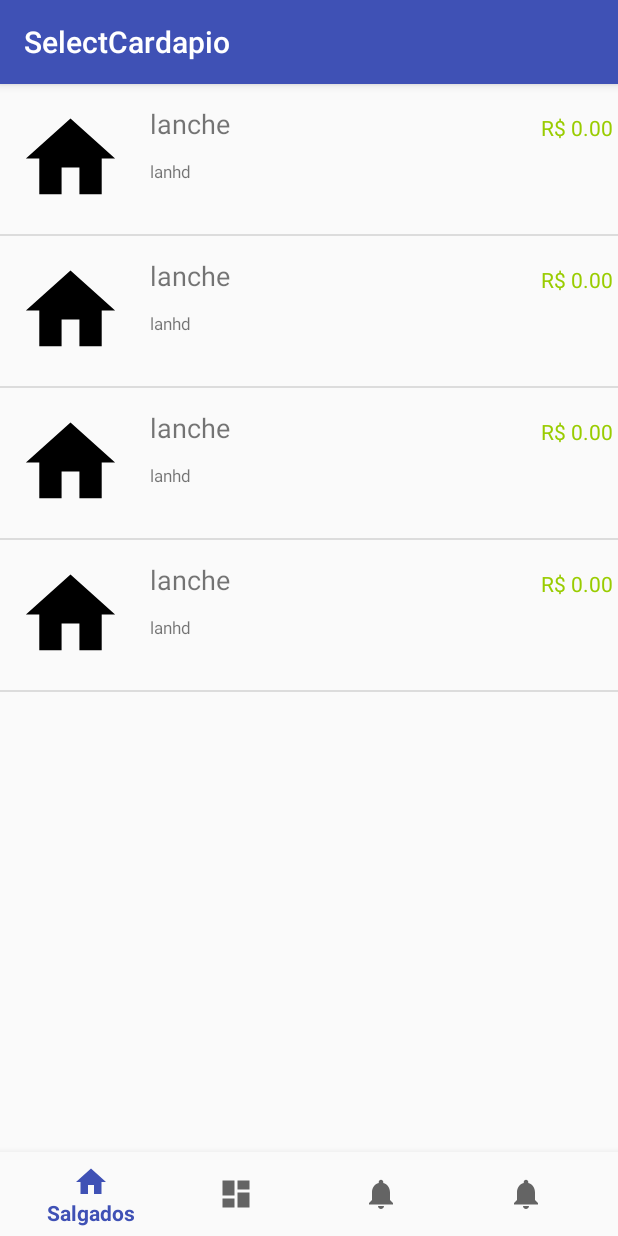
After one commit to rebecabmfonseca/projeto-devmod-fasfood, an Android app: the SelectCardapio screen opened directly, with no data from a screen before it, on a phone screen of 412 x 824 dp. The commit adds this screen. Run offline under Robolectric (Android 15) with nearby library versions, the phone set to English and light mode, and no system bars.

Commit message:
AddFirstHamburguerSelect

```diff
--- a/app/build.gradle
+++ b/app/build.gradle
@@ -9,6 +9,7 @@ android {
         versionCode 1
         versionName "1.0"
         testInstrumentationRunner "android.support.test.runner.AndroidJUnitRunner"
+        vectorDrawables.useSupportLibrary = true
     }
     buildTypes {
         release {
@@ -22,6 +23,9 @@ dependencies {
     implementation fileTree(dir: 'libs', include: ['*.jar'])
     implementation 'com.android.support:appcompat-v7:28.0.0-alpha3'
     implementation 'com.android.support.constraint:constraint-layout:1.1.2'
+    implementation 'com.android.support:support-v13:28.0.0-beta01'
+    implementation 'com.android.support:design:28.0.0-beta01'
+    implementation 'com.android.support:support-vector-drawable:28.0.0-beta01'
     testImplementation 'junit:junit:4.12'
     androidTestImplementation 'com.android.support.test:runner:1.0.2'
     androidTestImplementation 'com.android.support.test.espresso:espresso-core:3.0.2'
--- a/app/src/main/AndroidManifest.xml
+++ b/app/src/main/AndroidManifest.xml
@@ -18,7 +18,10 @@
         </activity>
         <activity android:name=".MesasActivity" />
         <activity android:name=".CardapioActivity" />
-        <activity android:name=".PedidoActivity"></activity>
+        <activity android:name=".PedidoActivity" />
+        <activity
+            android:name=".SelectCardapio"
+            android:label="@string/title_activity_select_cardapio"></activity>
     </application>
 
 </manifest>
--- /dev/null
+++ b/app/src/main/java/com/grupo2/devmob/projetodevmobgrupo2/SelectCardapio.java
@@ -0,0 +1,144 @@
+package com.grupo2.devmob.projetodevmobgrupo2;
+
+import android.content.Context;
+import android.graphics.Bitmap;
+import android.graphics.ColorSpace;
+import android.graphics.drawable.BitmapDrawable;
+import android.media.Image;
+import android.os.Bundle;
+import android.support.annotation.NonNull;
+import android.support.annotation.Nullable;
+import android.support.design.widget.BottomNavigationView;
+import android.support.v7.app.AppCompatActivity;
+import android.text.Html;
+import android.util.Log;
+import android.view.Gravity;
+import android.view.LayoutInflater;
+import android.view.MenuItem;
+import android.view.View;
+import android.view.ViewGroup;
+import android.widget.AdapterView;
+import android.widget.ArrayAdapter;
+import android.widget.ImageView;
+import android.widget.LinearLayout;
+import android.widget.ListAdapter;
+import android.widget.ListView;
+import android.widget.PopupWindow;
+import android.widget.RelativeLayout;
+import android.widget.TextView;
+
+import java.util.ArrayList;
+import java.util.List;
+
+public class SelectCardapio extends AppCompatActivity {
+
+    ListView list ;
+    private BottomNavigationView.OnNavigationItemSelectedListener mOnNavigationItemSelectedListener
+            = new BottomNavigationView.OnNavigationItemSelectedListener() {
+
+        @Override
+        public boolean onNavigationItemSelected(@NonNull MenuItem item) {
+            switch (item.getItemId()) {
+                case R.id.comanda:
+                    return true;
+                case R.id.Salgados:
+                    return true;
+                case R.id.doces:
+                    return true;
+                case R.id.bebidas:
+                    return true;
+            }
+            return false;
+        }
+    };
+
+
+    @Override
+    protected void onCreate(Bundle savedInstanceState) {
+        super.onCreate(savedInstanceState);
+        setContentView(R.layout.activity_select_cardapio);
+
+        BottomNavigationView navigation = (BottomNavigationView) findViewById(R.id.navigation);
+        navigation.setOnNavigationItemSelectedListener(mOnNavigationItemSelectedListener);
+
+        LayoutInflater inflater = (LayoutInflater) this
+                .getSystemService(Context.LAYOUT_INFLATER_SERVICE);
+        list= findViewById(R.id.mylist);
+        ArrayList<Lanche>lanches= new ArrayList<>();
+        lanches.add(new Lanche("lanche","lanhd",0,R.drawable.ic_home_black_24dp));
+        lanches.add(new Lanche("lanche","lanhd",0,R.drawable.ic_home_black_24dp));
+        lanches.add(new Lanche("lanche","lanhd",0,R.drawable.ic_home_black_24dp));
+        lanches.add(new Lanche("lanche","lanhd",0,R.drawable.ic_home_black_24dp));
+        list.setAdapter(new CreateList(this,lanches));
+        list.setOnItemClickListener(new AdapterView.OnItemClickListener() {
+            @Override
+            public void onItemClick(AdapterView<?> adapterView, View view, int i, long l) {
+                LayoutInflater layoutInflater = (LayoutInflater) SelectCardapio.this.getSystemService(Context.LAYOUT_INFLATER_SERVICE);
+                View layout = layoutInflater.inflate(R.layout.pedidoselect, null);
+                RelativeLayout propiets =layout.findViewById(R.id.Atributes);
+                ((TextView)layout.findViewById(R.id.bname)).setText(((TextView)view.findViewById(R.id.bname)).getText().toString());
+                ((TextView)layout.findViewById(R.id.bdesc)).setText(((TextView)view.findViewById(R.id.bdesc)).getText().toString());
+                ((TextView)layout.findViewById(R.id.bprice)).setText(((TextView)view.findViewById(R.id.bprice)).getText().toString());
+                View lay2= layoutInflater.inflate(R.layout.salgados,null);
+                ((LinearLayout)layout.findViewById(R.id.linearLayout)).addView(lay2);
+               // Bitmap bitmap = ((BitmapDrawable)((ImageView)view.findViewById(R.id.bimage)).getDrawable()).getBitmap();
+
+               // ((ImageView)findViewById(R.id.bimage)).setImageBitmap(bitmap);
+
+                PopupWindow changeSortPopUp = new PopupWindow(SelectCardapio.this);
+                changeSortPopUp.setContentView(layout);
+                changeSortPopUp.setWidth(LinearLayout.LayoutParams.WRAP_CONTENT);
+                changeSortPopUp.setHeight(LinearLayout.LayoutParams.WRAP_CONTENT);
+                changeSortPopUp.setFocusable(true);
+
+
+
+                // Clear the default translucent background
+                changeSortPopUp.setBackgroundDrawable(new BitmapDrawable());
+
+                // Displaying the popup at the specified location, + offsets.
+                changeSortPopUp.showAtLocation(layout, Gravity.TOP, 0, 0);
+            }
+        });
+
+
+    }
+
+}
+class CreateList extends ArrayAdapter<Lanche> {
+
+    private Context mContext;
+    private List<Lanche> lancheList ;
+    public CreateList(@NonNull Context context,ArrayList<Lanche> list ) {
+        super(context,0, list);
+        mContext= context;
+        lancheList= list;
+
+    }
+
+    @NonNull
+    @Override
+    public View getView(int position, @Nullable View convertView, @NonNull ViewGroup parent) {
+        View listItem = convertView;
+        Lanche l = lancheList.get(position);
+        if(listItem == null)
+            listItem = LayoutInflater.from(mContext).inflate(R.layout.lanche_list,parent,false);
+        ((TextView)listItem.findViewById(R.id.bname)).setText(l.name);
+        ((TextView)listItem.findViewById(R.id.bdesc)).setText(l.desc);
+        ((TextView)listItem.findViewById(R.id.bprice)).setText(String.format("R$ %.2f ", l.price));
+        ((ImageView)listItem.findViewById(R.id.bimage)).setImageResource(l.imageID);
+        return listItem;
+    }
+}
+class Lanche{
+    String name,desc;
+    float price;
+    int imageID;
+    public Lanche(String n, String d,float p,int imgId)
+    {
+        name=n;
+        desc=d;
+        imageID= imgId;
+        price=p;
+    }
+}
--- /dev/null
+++ b/app/src/main/res/drawable/ic_dashboard_black_24dp.xml
@@ -0,0 +1,9 @@
+<vector xmlns:android="http://schemas.android.com/apk/res/android"
+    android:width="24dp"
+    android:height="24dp"
+    android:viewportHeight="24.0"
+    android:viewportWidth="24.0">
+    <path
+        android:fillColor="#FF000000"
+        android:pathData="M3,13h8L11,3L3,3v10zM3,21h8v-6L3,15v6zM13,21h8L21,11h-8v10zM13,3v6h8L21,3h-8z" />
+</vector>
--- /dev/null
+++ b/app/src/main/res/drawable/ic_home_black_24dp.xml
@@ -0,0 +1,9 @@
+<vector xmlns:android="http://schemas.android.com/apk/res/android"
+    android:width="24dp"
+    android:height="24dp"
+    android:viewportHeight="24.0"
+    android:viewportWidth="24.0">
+    <path
+        android:fillColor="#FF000000"
+        android:pathData="M10,20v-6h4v6h5v-8h3L12,3 2,12h3v8z" />
+</vector>
--- /dev/null
+++ b/app/src/main/res/drawable/ic_notifications_black_24dp.xml
@@ -0,0 +1,9 @@
+<vector xmlns:android="http://schemas.android.com/apk/res/android"
+    android:width="24dp"
+    android:height="24dp"
+    android:viewportHeight="24.0"
+    android:viewportWidth="24.0">
+    <path
+        android:fillColor="#FF000000"
+        android:pathData="M12,22c1.1,0 2,-0.9 2,-2h-4c0,1.1 0.89,2 2,2zM18,16v-5c0,-3.07 -1.64,-5.64 -4.5,-6.32L13.5,4c0,-0.83 -0.67,-1.5 -1.5,-1.5s-1.5,0.67 -1.5,1.5v0.68C7.63,5.36 6,7.92 6,11v5l-2,2v1h16v-1l-2,-2z" />
+</vector>
--- /dev/null
+++ b/app/src/main/res/layout/activity_select_cardapio.xml
@@ -0,0 +1,27 @@
+<?xml version="1.0" encoding="utf-8"?>
+<android.support.constraint.ConstraintLayout xmlns:android="http://schemas.android.com/apk/res/android"
+    xmlns:app="http://schemas.android.com/apk/res-auto"
+    xmlns:tools="http://schemas.android.com/tools"
+    android:id="@+id/container"
+    android:layout_width="match_parent"
+    android:layout_height="match_parent"
+    tools:context=".SelectCardapio">
+
+    <ListView
+        android:id="@+id/mylist"
+        android:layout_width="match_parent"
+        android:layout_height="match_parent" />
+
+    <android.support.design.widget.BottomNavigationView
+        android:id="@+id/navigation"
+        android:layout_width="0dp"
+        android:layout_height="wrap_content"
+        android:layout_marginEnd="0dp"
+        android:layout_marginStart="0dp"
+        android:background="?android:attr/windowBackground"
+        app:layout_constraintBottom_toBottomOf="parent"
+        app:layout_constraintLeft_toLeftOf="parent"
+        app:layout_constraintRight_toRightOf="parent"
+        app:menu="@menu/navigation" />
+
+</android.support.constraint.ConstraintLayout>
--- /dev/null
+++ b/app/src/main/res/layout/lanche_list.xml
@@ -0,0 +1,49 @@
+<?xml version="1.0" encoding="utf-8"?>
+<RelativeLayout xmlns:android="http://schemas.android.com/apk/res/android"
+    xmlns:app="http://schemas.android.com/apk/res-auto"
+    xmlns:tools="http://schemas.android.com/tools"
+    android:layout_width="match_parent"
+    android:layout_height="100dp">
+
+    <ImageView
+        android:id="@+id/bimage"
+        android:layout_width="71dp"
+        android:layout_height="71dp"
+        android:layout_alignParentStart="true"
+        android:layout_centerVertical="true"
+        android:layout_marginStart="11dp"
+        app:srcCompat="@drawable/common_full_open_on_phone" />
+
+    <TextView
+        android:id="@+id/bname"
+        android:layout_width="wrap_content"
+        android:layout_height="wrap_content"
+        android:layout_alignParentStart="true"
+        android:layout_alignTop="@+id/bimage"
+        android:layout_marginStart="100dp"
+        android:text="Hamburguer delicidoso"
+        android:textSize="18sp" />
+
+    <TextView
+        android:id="@+id/bdesc"
+        android:layout_width="227dp"
+        android:layout_height="42dp"
+        android:layout_alignBottom="@+id/bimage"
+        android:layout_alignStart="@+id/bname"
+        android:layout_marginBottom="-7dp"
+        android:text="TextView"
+        android:textSize="11sp"
+        tools:text="Hamburguer com 40 carnes tudo delicioso e marabilhoso compre " />
+
+    <TextView
+        android:id="@+id/bprice"
+        android:layout_width="71dp"
+        android:layout_height="wrap_content"
+        android:layout_alignBottom="@+id/bname"
+        android:layout_alignParentEnd="true"
+        android:gravity="end"
+        android:text="TextView"
+        android:textAllCaps="false"
+        android:textColor="@android:color/holo_green_light"
+        tools:text="R$ 40,00" />
+</RelativeLayout>
--- /dev/null
+++ b/app/src/main/res/menu/navigation.xml
@@ -0,0 +1,23 @@
+<?xml version="1.0" encoding="utf-8"?>
+<menu xmlns:android="http://schemas.android.com/apk/res/android">
+
+    <item
+        android:id="@+id/Salgados"
+        android:icon="@drawable/ic_home_black_24dp"
+        android:title="Salgados" />
+
+    <item
+        android:id="@+id/doces"
+        android:icon="@drawable/ic_dashboard_black_24dp"
+        android:title="Sobremesas" />
+
+    <item
+        android:id="@+id/bebidas"
+        android:icon="@drawable/ic_notifications_black_24dp"
+        android:title="Bebidas" />
+    <item
+        android:id="@+id/comanda"
+        android:icon="@drawable/ic_notifications_black_24dp"
+        android:title="comanda" />
+
+</menu>
--- /dev/null
+++ b/app/src/main/res/values-w820dp/dimens.xml
@@ -0,0 +1,6 @@
+<resources>
+    <!-- Example customization of dimensions originally defined in res/values/dimens.xml
+         (such as screen margins) for screens with more than 820dp of available width. This
+         would include 7" and 10" devices in landscape (~960dp and ~1280dp respectively). -->
+    <dimen name="activity_horizontal_margin">64dp</dimen>
+</resources>
--- /dev/null
+++ b/app/src/main/res/values/dimens.xml
@@ -0,0 +1,5 @@
+<resources>
+    <!-- Default screen margins, per the Android Design guidelines. -->
+    <dimen name="activity_horizontal_margin">16dp</dimen>
+    <dimen name="activity_vertical_margin">16dp</dimen>
+</resources>
```
Also changed, not shown: app/src/main/java/com/grupo2/devmob/projetodevmobgrupo2/MesasActivity.java (+7 -10 lines), app/src/main/res/layout/activity_mesas.xml (+68 -14 lines), app/src/main/res/layout/pedidoselect.xml (added, +68 -0 lines), app/src/main/res/layout/salgados.xml (added, +51 -0 lines), app/src/main/res/menu/menu_cardapio.xml (added, +9 -0 lines), app/src/main/res/values/strings.xml (+7 -0 lines).
